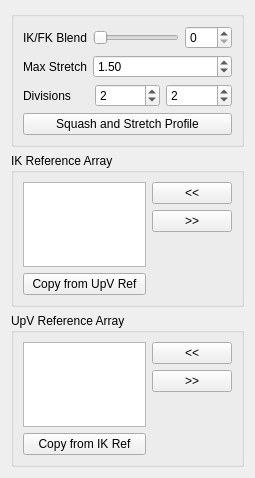
Qt form scripts/mgear/maya/shifter/component/leg_2jnt_01/settingsUI.ui (mgear-dev/mgear_dist) before a commit.
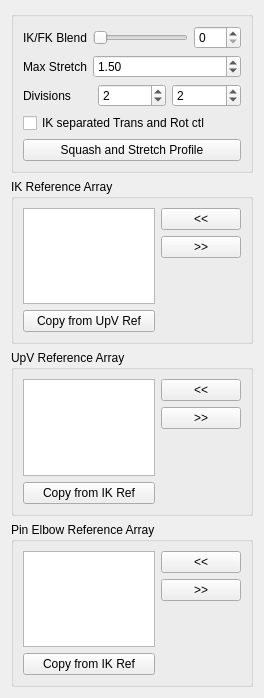
The same form after that commit.

Diff of the .ui file:
```diff
--- a/scripts/mgear/maya/shifter/component/leg_2jnt_01/settingsUI.ui
+++ b/scripts/mgear/maya/shifter/component/leg_2jnt_01/settingsUI.ui
@@ -6,8 +6,8 @@
    <rect>
     <x>0</x>
     <y>0</y>
-    <width>255</width>
-    <height>478</height>
+    <width>264</width>
+    <height>698</height>
    </rect>
   </property>
   <property name="windowTitle">
@@ -19,7 +19,7 @@
      <property name="title">
       <string/>
      </property>
-     <layout class="QGridLayout" name="gridLayout_4">
+     <layout class="QGridLayout" name="gridLayout_2">
       <item row="0" column="0">
        <layout class="QVBoxLayout" name="verticalLayout">
         <item>
@@ -123,6 +123,13 @@
           </item>
          </layout>
         </item>
+        <item>
+         <widget class="QCheckBox" name="ikTR_checkBox">
+          <property name="text">
+           <string>IK separated Trans and Rot ctl</string>
+          </property>
+         </widget>
+        </item>
         <item>
          <layout class="QHBoxLayout" name="horizontalLayout_2">
           <item>
@@ -144,7 +151,7 @@
      <property name="title">
       <string>IK Reference Array</string>
      </property>
-     <layout class="QGridLayout" name="gridLayout_2">
+     <layout class="QGridLayout" name="gridLayout_3">
       <item row="0" column="0">
        <layout class="QHBoxLayout" name="ikRefArray_horizontalLayout">
         <item>
@@ -221,7 +228,7 @@
      <property name="title">
       <string>UpV Reference Array</string>
      </property>
-     <layout class="QGridLayout" name="gridLayout_3">
+     <layout class="QGridLayout" name="gridLayout_5">
       <item row="0" column="0">
        <layout class="QHBoxLayout" name="upvRefArray_horizontalLayout">
         <item>
@@ -293,6 +300,83 @@
      </layout>
     </widget>
    </item>
+   <item row="3" column="0">
+    <widget class="QGroupBox" name="pinRefArray_groupBox">
+     <property name="title">
+      <string>Pin Elbow Reference Array</string>
+     </property>
+     <layout class="QGridLayout" name="gridLayout_4">
+      <item row="0" column="0">
+       <layout class="QHBoxLayout" name="pinRefArray_horizontalLayout">
+        <item>
+         <layout class="QVBoxLayout" name="pinRefArray_verticalLayout">
+          <item>
+           <widget class="QListWidget" name="pinRefArray_listWidget">
+            <property name="dragDropOverwriteMode">
+             <bool>true</bool>
+            </property>
+            <property name="dragDropMode">
+             <enum>QAbstractItemView::InternalMove</enum>
+            </property>
+            <property name="defaultDropAction">
+             <enum>Qt::MoveAction</enum>
+            </property>
+            <property name="alternatingRowColors">
+             <bool>true</bool>
+            </property>
+            <property name="selectionMode">
+             <enum>QAbstractItemView::ExtendedSelection</enum>
+            </property>
+            <property name="selectionRectVisible">
+             <bool>false</bool>
+            </property>
+           </widget>
+          </item>
+          <item>
+           <widget class="QPushButton" name="pinRefArray_copyRef_pushButton">
+            <property name="text">
+             <string>Copy from IK Ref</string>
+            </property>
+           </widget>
+          </item>
+         </layout>
+        </item>
+        <item>
+         <layout class="QVBoxLayout" name="pinRefArray_verticalLayout_2">
+          <item>
+           <widget class="QPushButton" name="pinRefArrayAdd_pushButton">
+            <property name="text">
+             <string>&lt;&lt;</string>
+            </property>
+           </widget>
+          </item>
+          <item>
+           <widget class="QPushButton" name="pinRefArrayRemove_pushButton">
+            <property name="text">
+             <string>&gt;&gt;</string>
+            </property>
+           </widget>
+          </item>
+          <item>
+           <spacer name="pinRefArray_verticalSpacer">
+            <property name="orientation">
+             <enum>Qt::Vertical</enum>
+            </property>
+            <property name="sizeHint" stdset="0">
+             <size>
+              <width>20</width>
+              <height>40</height>
+             </size>
+            </property>
+           </spacer>
+          </item>
+         </layout>
+        </item>
+       </layout>
+      </item>
+     </layout>
+    </widget>
+   </item>
   </layout>
  </widget>
  <resources/>
```
